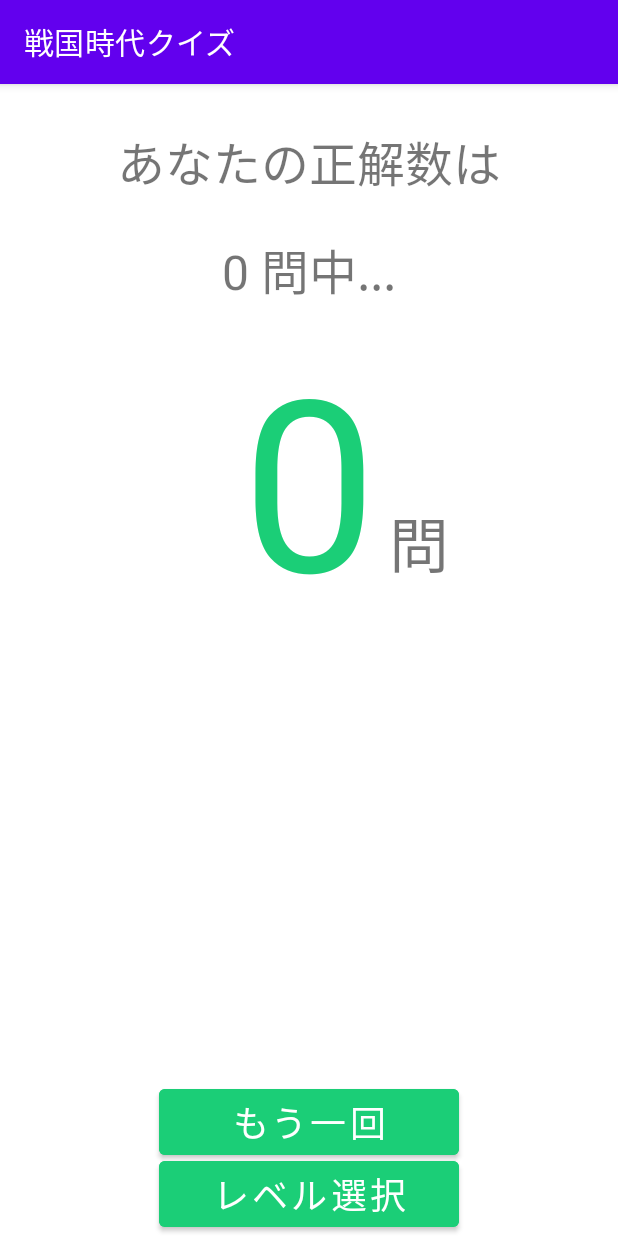
After one commit to SomaBito/Quiz, an Android app: the ResultActivity2 screen opened directly, with no data from a screen before it, on a phone screen of 412 x 824 dp. The commit adds this screen. Run offline under Robolectric (Android 15) with nearby library versions, the phone set to English and light mode, and no system bars; Roboto replaces fonts that are not available here.

Commit message:
quiz3つ目途中

```diff
--- a/app/src/main/AndroidManifest.xml
+++ b/app/src/main/AndroidManifest.xml
@@ -9,7 +9,9 @@
         android:roundIcon="@mipmap/ic_launcher_round"
         android:supportsRtl="true"
         android:theme="@style/Theme.Quiz">
-        <activity android:name=".QuizActivity2"></activity>
+        <activity android:name=".QuizActivity3"></activity>
+        <activity android:name=".ResultActivity2" />
+        <activity android:name=".QuizActivity2" />
         <activity android:name=".ResultActivity" />
         <activity android:name=".QuizActivity" />
         <activity android:name=".MainActivity">
--- /dev/null
+++ b/app/src/main/java/app/bito/soma/quiz/ResultActivity2.kt
@@ -0,0 +1,31 @@
+package app.bito.soma.quiz
+
+import android.content.Intent
+import androidx.appcompat.app.AppCompatActivity
+import android.os.Bundle
+import kotlinx.android.synthetic.main.activity_result.*
+
+class ResultActivity2 : AppCompatActivity() {
+    override fun onCreate(savedInstanceState: Bundle?) {
+        super.onCreate(savedInstanceState)
+        setContentView(R.layout.activity_result2)
+
+        val quizCount: Int = intent.getIntExtra( "QuizCount", 0)
+
+        quizCountText.text = "$quizCount 問中..."
+
+        val correctCount: Int = intent.getIntExtra("CorrectCount", 0)
+
+        correctCountText.text = correctCount.toString()
+
+        againButton.setOnClickListener {
+            val quizIntent2: Intent = Intent(this, QuizActivity2::class.java)
+            startActivity(quizIntent2)
+        }
+
+        homeButton.setOnClickListener {
+            val mainIntent: Intent = Intent(this, MainActivity::class.java)
+            startActivity(mainIntent)
+        }
+    }
+}
--- /dev/null
+++ b/app/src/main/res/layout/activity_result2.xml
@@ -0,0 +1,80 @@
+<?xml version="1.0" encoding="utf-8"?>
+<androidx.constraintlayout.widget.ConstraintLayout xmlns:android="http://schemas.android.com/apk/res/android"
+    xmlns:app="http://schemas.android.com/apk/res-auto"
+    xmlns:tools="http://schemas.android.com/tools"
+    android:layout_width="match_parent"
+    android:layout_height="match_parent"
+    tools:context=".ResultActivity2">
+
+    <TextView
+        android:id="@+id/captionText"
+        android:layout_width="wrap_content"
+        android:layout_height="wrap_content"
+        android:layout_marginTop="28dp"
+        android:text="あなたの正解数は"
+        android:textSize="32sp"
+        app:layout_constraintEnd_toEndOf="parent"
+        app:layout_constraintStart_toStartOf="parent"
+        app:layout_constraintTop_toTopOf="parent" />
+
+
+    <TextView
+        android:id="@+id/quizCountText"
+        android:layout_width="wrap_content"
+        android:layout_height="wrap_content"
+        android:layout_marginTop="24dp"
+        android:text="TextView"
+        android:textSize="32sp"
+        app:layout_constraintEnd_toEndOf="parent"
+        app:layout_constraintStart_toStartOf="parent"
+        app:layout_constraintTop_toBottomOf="@+id/captionText" />
+
+    <TextView
+        android:id="@+id/correctCountText"
+        android:layout_width="wrap_content"
+        android:layout_height="wrap_content"
+        android:layout_marginTop="8dp"
+        android:text="0"
+        android:textColor="#1BCE77"
+        android:textSize="160sp"
+        app:layout_constraintEnd_toEndOf="parent"
+        app:layout_constraintStart_toStartOf="parent"
+        app:layout_constraintTop_toBottomOf="@+id/quizCountText" />
+
+    <TextView
+        android:id="@+id/quizText"
+        android:layout_width="wrap_content"
+        android:layout_height="wrap_content"
+        android:layout_marginStart="8dp"
+        android:layout_marginTop="128dp"
+        android:text="問"
+        android:textSize="40sp"
+        app:layout_constraintStart_toEndOf="@+id/correctCountText"
+        app:layout_constraintTop_toBottomOf="@+id/quizCountText" />
+
+    <Button
+        android:id="@+id/againButton"
+        android:layout_width="200dp"
+        android:layout_height="wrap_content"
+        android:layout_marginBottom="48dp"
+        android:backgroundTint="#1BCE77"
+        android:text="もう一回"
+        android:textColor="#FFFFFF"
+        android:textSize="24sp"
+        app:layout_constraintBottom_toBottomOf="parent"
+        app:layout_constraintEnd_toEndOf="parent"
+        app:layout_constraintStart_toStartOf="parent" />
+
+    <Button
+        android:id="@+id/homeButton"
+        android:layout_width="200dp"
+        android:layout_height="wrap_content"
+        android:backgroundTint="#1BCE77"
+        android:text="レベル選択"
+        android:textColor="#FFFFFF"
+        android:textSize="24sp"
+        app:layout_constraintBottom_toBottomOf="parent"
+        app:layout_constraintEnd_toEndOf="parent"
+        app:layout_constraintStart_toStartOf="parent"/>/>
+
+</androidx.constraintlayout.widget.ConstraintLayout>
```
Also changed, not shown: app/src/main/java/app/bito/soma/quiz/MainActivity.kt (+9 -0 lines), app/src/main/java/app/bito/soma/quiz/QuizActivity2.kt (+131 -4 lines), app/src/main/java/app/bito/soma/quiz/QuizActivity3.kt (added, +142 -0 lines), app/src/main/res/layout/activity_main.xml (+57 -9 lines), app/src/main/res/layout/activity_quiz2.xml (+108 -0 lines), app/src/main/res/drawable/ikedakamon.png (added), app/src/main/res/drawable/maedakamon.jpg (added), app/src/main/res/drawable/mourikamon.jpg (added), app/src/main/res/drawable/ryuuzoujikamon.jpg (added), app/src/main/res/drawable/shibatakamon.png (added).
